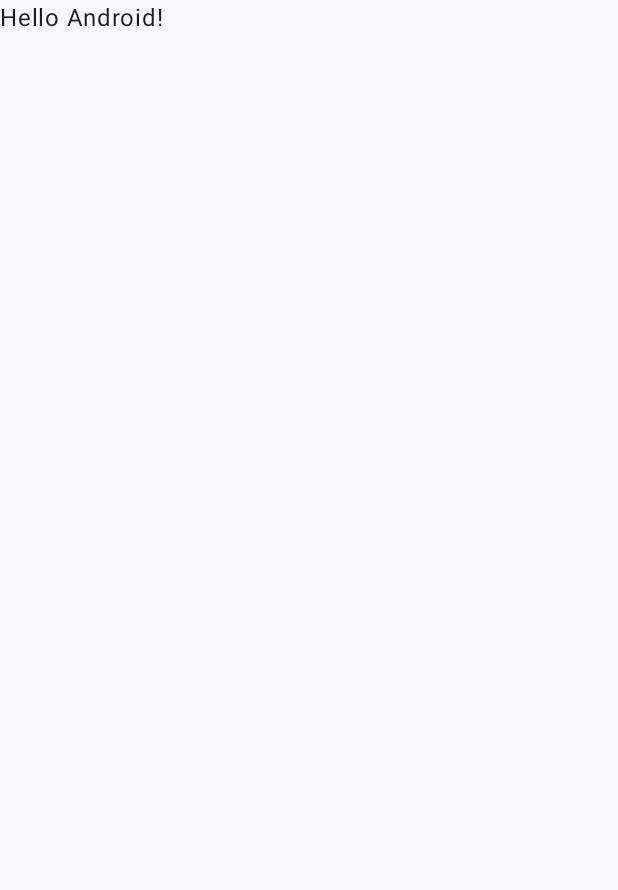
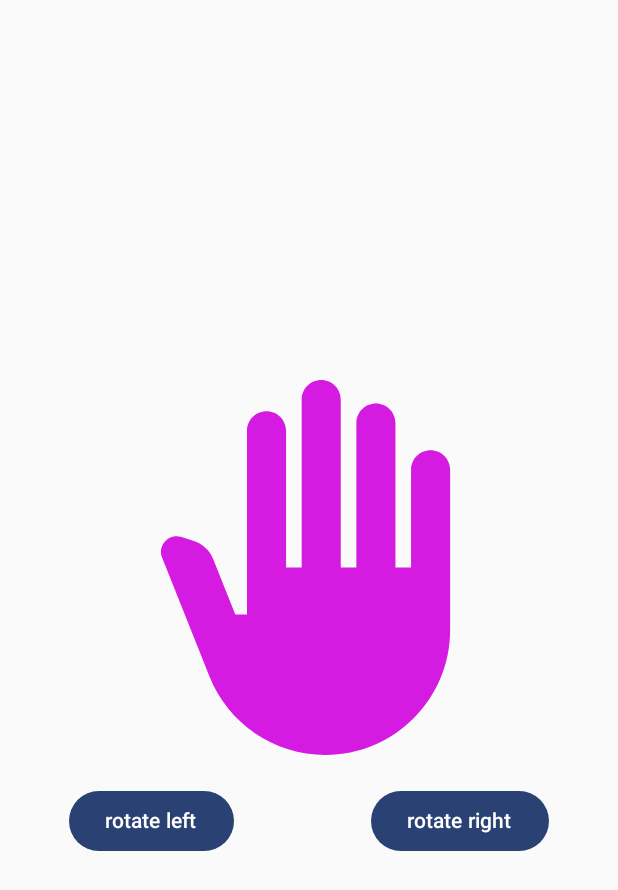
Before and after one commit to JayExtra/app_performance_sample, an Android app built with Jetpack Compose: the screen it shows after launch (MainActivity), on a phone screen of 412 x 824 dp. Before the commit the part shown is almost empty. Shown: the top 890 px of the screen. Run offline under Robolectric (Android 15) with nearby library versions, the phone set to English and light mode, and no system bars.

Commit message:
# Rotation effect and image implemented

```diff
--- a/app/build.gradle
+++ b/app/build.gradle
@@ -37,7 +37,7 @@ android {
         compose true
     }
     composeOptions {
-        kotlinCompilerExtensionVersion '1.3.2'
+        kotlinCompilerExtensionVersion '1.4.2'
     }
     packagingOptions {
         resources {
--- a/app/src/main/java/com/article/appperformancesample/MainActivity.kt
+++ b/app/src/main/java/com/article/appperformancesample/MainActivity.kt
@@ -3,13 +3,35 @@ package com.article.appperformancesample
 import android.os.Bundle
 import androidx.activity.ComponentActivity
 import androidx.activity.compose.setContent
+import androidx.compose.animation.AnimatedContent
+import androidx.compose.animation.ExperimentalAnimationApi
+import androidx.compose.animation.core.FastOutLinearInEasing
+import androidx.compose.animation.core.InfiniteTransition
+import androidx.compose.animation.core.animateFloat
+import androidx.compose.animation.core.infiniteRepeatable
+import androidx.compose.animation.core.rememberInfiniteTransition
+import androidx.compose.animation.core.tween
+import androidx.compose.foundation.Image
+import androidx.compose.foundation.layout.Arrangement
+import androidx.compose.foundation.layout.Column
+import androidx.compose.foundation.layout.Row
+import androidx.compose.foundation.layout.Spacer
 import androidx.compose.foundation.layout.fillMaxSize
-import androidx.compose.material3.MaterialTheme
-import androidx.compose.material3.Surface
+import androidx.compose.foundation.layout.fillMaxWidth
+import androidx.compose.foundation.layout.height
+import androidx.compose.foundation.layout.size
+import androidx.compose.material3.Button
 import androidx.compose.material3.Text
 import androidx.compose.runtime.Composable
+import androidx.compose.runtime.getValue
+import androidx.compose.runtime.mutableStateOf
+import androidx.compose.runtime.remember
+import androidx.compose.runtime.setValue
+import androidx.compose.ui.Alignment
 import androidx.compose.ui.Modifier
-import androidx.compose.ui.tooling.preview.Preview
+import androidx.compose.ui.draw.rotate
+import androidx.compose.ui.res.painterResource
+import androidx.compose.ui.unit.dp
 import com.article.appperformancesample.ui.theme.AppPerformanceSampleTheme
 
 class MainActivity : ComponentActivity() {
@@ -18,29 +40,72 @@ class MainActivity : ComponentActivity() {
         setContent {
             AppPerformanceSampleTheme {
                 // A surface container using the 'background' color from the theme
-                Surface(
+                Column(
                     modifier = Modifier.fillMaxSize(),
-                    color = MaterialTheme.colorScheme.background
+                    verticalArrangement = Arrangement.Center ,
+                    horizontalAlignment = Alignment.CenterHorizontally
                 ) {
-                    Greeting("Android")
+                    val infiniteTrans = rememberInfiniteTransition()
+                    var initialValue by remember {
+                        mutableStateOf(0f)
+                    }
+                    var finalValue by remember {
+                        mutableStateOf(0f)
+                    }
+
+                    RotatingHandComponent(
+                        infiniteTransition = infiniteTrans ,
+                        finalValue = finalValue ,
+                        initialValue = initialValue
+                    )
+                    Spacer(Modifier.height(20.dp))
+
+                    Row(
+                        horizontalArrangement = Arrangement.SpaceAround ,
+                        modifier = Modifier.fillMaxWidth()
+                    ) {
+                        Button(onClick = {
+                            finalValue = 0f
+                            initialValue = 360f
+                        }) {
+                            Text(text = "rotate left")
+                        }
+                        Button(onClick = {
+                            finalValue = 360f
+                            initialValue = 0f
+                        }) {
+                            Text(text = "rotate right")
+                        }
+                    }
+
                 }
             }
         }
     }
 }
 
+@OptIn(ExperimentalAnimationApi::class)
 @Composable
-fun Greeting(name: String, modifier: Modifier = Modifier) {
-    Text(
-        text = "Hello $name!",
-        modifier = modifier
+fun RotatingHandComponent(
+    initialValue : Float = 0f ,
+    finalValue : Float = 0f ,
+    infiniteTransition : InfiniteTransition
+){
+    val rotation by infiniteTransition.animateFloat(
+        initialValue = initialValue,
+        targetValue = finalValue,
+        animationSpec = infiniteRepeatable(
+            animation = tween(
+                durationMillis = 3000 ,
+                easing = FastOutLinearInEasing
+            )
+        )
     )
+
+        Image(
+            painter = painterResource(id = R.drawable.baseline_back_hand_24) ,
+            contentDescription = "Image of a backhand" ,
+            modifier = Modifier.size(250.dp).rotate(rotation)
+        )
+
 }
-
-@Preview(showBackground = true)
-@Composable
-fun GreetingPreview() {
-    AppPerformanceSampleTheme {
-        Greeting("Android")
-    }
-}
--- /dev/null
+++ b/app/src/main/res/drawable/baseline_back_hand_24.xml
@@ -0,0 +1,5 @@
+<vector android:height="24dp" android:tint="#D51AE2"
+    android:viewportHeight="24" android:viewportWidth="24"
+    android:width="24dp" xmlns:android="http://schemas.android.com/apk/res/android">
+    <path android:fillColor="@android:color/white" android:pathData="M13,24c-3.26,0 -6.19,-1.99 -7.4,-5.02l-3.03,-7.61C2.26,10.58 3,9.79 3.81,10.05l0.79,0.26c0.56,0.18 1.02,0.61 1.24,1.16L7.25,15H8V3.25C8,2.56 8.56,2 9.25,2s1.25,0.56 1.25,1.25V12h1V1.25C11.5,0.56 12.06,0 12.75,0S14,0.56 14,1.25V12h1V2.75c0,-0.69 0.56,-1.25 1.25,-1.25c0.69,0 1.25,0.56 1.25,1.25V12h1V5.75c0,-0.69 0.56,-1.25 1.25,-1.25S21,5.06 21,5.75V16C21,20.42 17.42,24 13,24z"/>
+</vector>
```
Also changed, not shown: build.gradle (+9 -3 lines).
